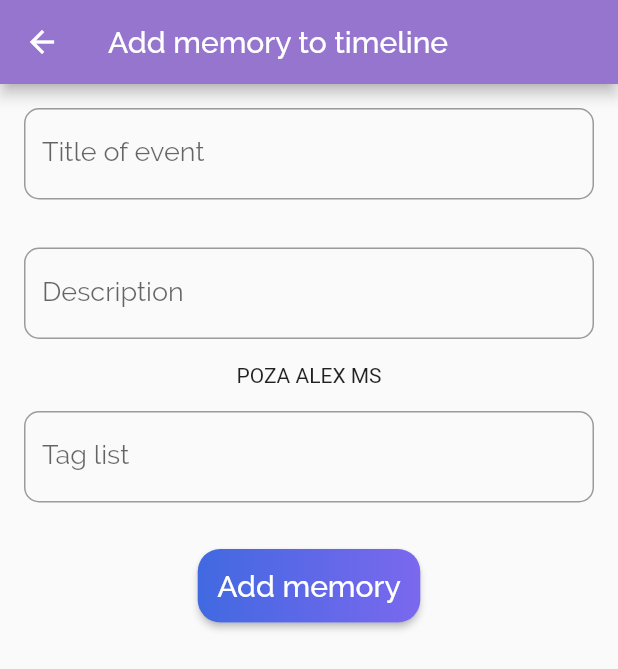
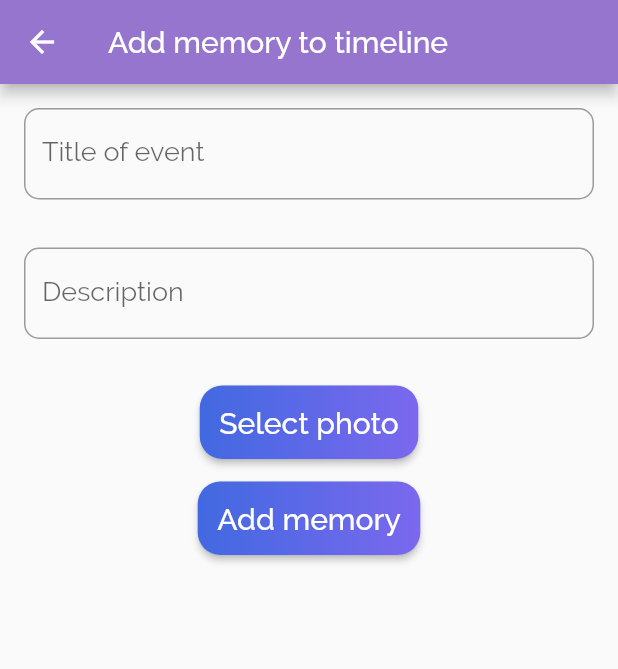
Before and after one commit to alexpavelm/BinaryProject, a Flutter app: the Addmemory screen opened directly, after a tap on "Add memory", on a phone screen of 412 x 824 dp. Shown: the top 669 px of the screen. Run offline on Flutter 3.47's test engine with Material 2 defaults, Android fonts, the phone set to English and light mode, and no system bars; our stand-ins replace cached_network_image, carousel_slider, cloud_firestore, firebase_storage, font_awesome_flutter, image_picker and 2 more; missing offline and left inert: unicorndial; accounts and stored records are empty; network calls fail.

Commit message:
add memories

```diff
--- a/lib/AddEvents/AddMemory.dart
+++ b/lib/AddEvents/AddMemory.dart
@@ -1,5 +1,10 @@
+import 'dart:io';
+
+import 'package:cloud_firestore/cloud_firestore.dart';
+import 'package:firebase_storage/firebase_storage.dart';
 import 'package:flutter/cupertino.dart';
 import 'package:flutter/material.dart';
+import 'package:image_picker/image_picker.dart';
 
 class Addmemory extends StatefulWidget {
   @override
@@ -9,7 +14,7 @@ class Addmemory extends StatefulWidget {
 class _AddmemoryState extends State<Addmemory> {
   final titleControler = TextEditingController();
   final descriptionControler = TextEditingController();
-  final tagControler = TextEditingController();
+  String url;
 
   @override
   void dispose() {
@@ -69,27 +74,39 @@ class _AddmemoryState extends State<Addmemory> {
               style: TextStyle(fontSize: 18, fontFamily: 'raleway'),
             ),
           ),
-          Text('POZA ALEX MS'),
           Padding(
-            padding: const EdgeInsets.all(16.0),
-            child: TextField(
-              decoration: new InputDecoration(
-                  border: new OutlineInputBorder(
-                    borderSide: const BorderSide(),
-                    borderRadius: const BorderRadius.all(
-                      const Radius.circular(10.0),
-                    ),
+            padding: const EdgeInsets.only(top: 15.0),
+            child: RaisedButton(
+              onPressed: () {
+                _pickSaveImage();
+              },
+              textColor: Colors.white,
+              shape: RoundedRectangleBorder(
+                borderRadius: new BorderRadius.circular(15.0),
+              ),
+              padding: const EdgeInsets.all(0.0),
+              child: Container(
+                padding: const EdgeInsets.all(13.0),
+                decoration: const BoxDecoration(
+                  borderRadius: BorderRadius.all(Radius.circular(15.0)),
+                  gradient: LinearGradient(
+                    colors: <Color>[
+                      Color(0xFF4169E1),
+                      Color(0xFF7B68EE),
+                    ],
                   ),
-                  hintText: '',
-                  labelText: 'Tag list'),
-              controller: tagControler,
-              style: TextStyle(fontSize: 18, fontFamily: 'raleway'),
+                ),
+                child: Text('Select photo',
+                    style: TextStyle(fontSize: 20, fontFamily: 'raleway')),
+              ),
             ),
           ),
           Padding(
             padding: const EdgeInsets.only(top: 15.0),
             child: RaisedButton(
-              onPressed: () {},
+              onPressed: () {
+                _storeData();
+              },
               textColor: Colors.white,
               shape: RoundedRectangleBorder(
                 borderRadius: new BorderRadius.circular(15.0),
@@ -115,4 +132,30 @@ class _AddmemoryState extends State<Addmemory> {
       ),
     );
   }
+
+  Future _pickSaveImage() async {
+    File imageFile = await ImagePicker.pickImage(source: ImageSource.gallery, maxHeight: 360, maxWidth: 840, imageQuality: 75);
+    StorageReference ref =
+    FirebaseStorage.instance.ref().child(titleControler.text.replaceAll(" ", "") + ".jpg");
+    StorageUploadTask uploadTask = ref.putFile(imageFile);
+    final StorageTaskSnapshot downloadUrl =
+    (await uploadTask.onComplete);
+    url = (await downloadUrl.ref.getDownloadURL());
+    print(url);
+  }
+
+  void _storeData() async {
+    String title = titleControler.text;
+    String description = descriptionControler.text.replaceAll("\n", "\\n");
+    var firestore = Firestore.instance;
+    if(url != null) {
+      await firestore.collection('events').add({
+        'title': title,
+        'text': description,
+        'images': url,
+        'date': Timestamp.now(),
+      });
+      Navigator.pop(context);
+    }
+  }
 }
--- a/pubspec.yaml
+++ b/pubspec.yaml
@@ -29,6 +29,7 @@ dependencies:
   photo_view: ^0.8.0
   flutter_local_notifications: ^0.8.4
   shared_preferences: ^0.5.4+5
+  image_picker: ^0.6.1+11
 
   # The following adds the Cupertino Icons font to your application.
   # Use with the CupertinoIcons class for iOS style icons.
```
